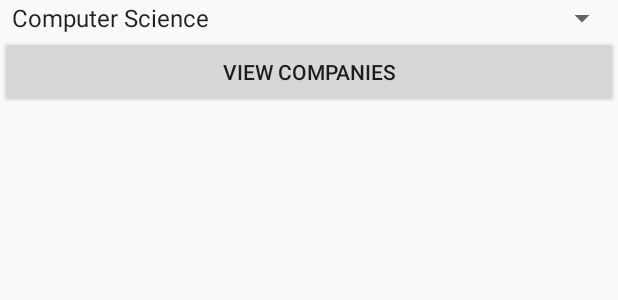
After one commit to MacroChip/Hackmidwest, an Android app: the layout fragment_spinner_major.xml on its own in the app's theme, with its tools: preview values and no code run, on a phone screen of 412 x 824 dp. The commit adds this screen. Shown: the top 300 px of the screen. Run offline under Robolectric (Android 15) with nearby library versions, the phone set to English and light mode, and no system bars.

Commit message:
Added spinner. ct

```diff
--- a/app/src/main/java/edu/truman/android/hackmidwest/MainActivity.java
+++ b/app/src/main/java/edu/truman/android/hackmidwest/MainActivity.java
@@ -14,7 +14,7 @@ public class MainActivity extends FragmentActivity {
         setContentView(R.layout.main_activity);
         getSupportFragmentManager()
                 .beginTransaction()
-                .add(R.id.main_activity_container, new MainFragment())
+                .add(R.id.main_activity_container, new MajorSpinnerFragment())
                 .commit();
     }
 }
--- /dev/null
+++ b/app/src/main/res/layout/fragment_spinner_major.xml
@@ -0,0 +1,19 @@
+<?xml version="1.0" encoding="utf-8"?>
+
+<LinearLayout xmlns:android="http://schemas.android.com/apk/res/android"
+    android:orientation="vertical" android:layout_width="match_parent"
+    android:layout_height="match_parent">
+
+    <Spinner
+        android:id="@+id/spinner_major"
+        android:layout_width="match_parent"
+        android:layout_height="wrap_content"
+        android:entries="@array/majors"/>
+
+    <Button
+        android:id="@+id/spinner_major_submit"
+        android:layout_width="match_parent"
+        android:layout_height="wrap_content"
+        android:text="@string/choose_major"/>
+
+</LinearLayout>
--- a/app/src/main/res/values/strings.xml
+++ b/app/src/main/res/values/strings.xml
@@ -4,5 +4,11 @@
     <string name="app_name">Hackmidwest</string>
     <string name="hello_world">Hello world!</string>
     <string name="action_settings">Settings</string>
+    <string name="choose_major">View Companies</string>
 
+    <string-array name="majors">
+        <item>Computer Science</item>
+        <item>Accounting</item>
+        <item>Biology</item>
+    </string-array>
 </resources>
```
Also changed, not shown: app/src/main/java/edu/truman/android/hackmidwest/MainFragment.java (deleted, +0 -18 lines), app/src/main/java/edu/truman/android/hackmidwest/MajorSpinnerFragment.java (added, +32 -0 lines).
